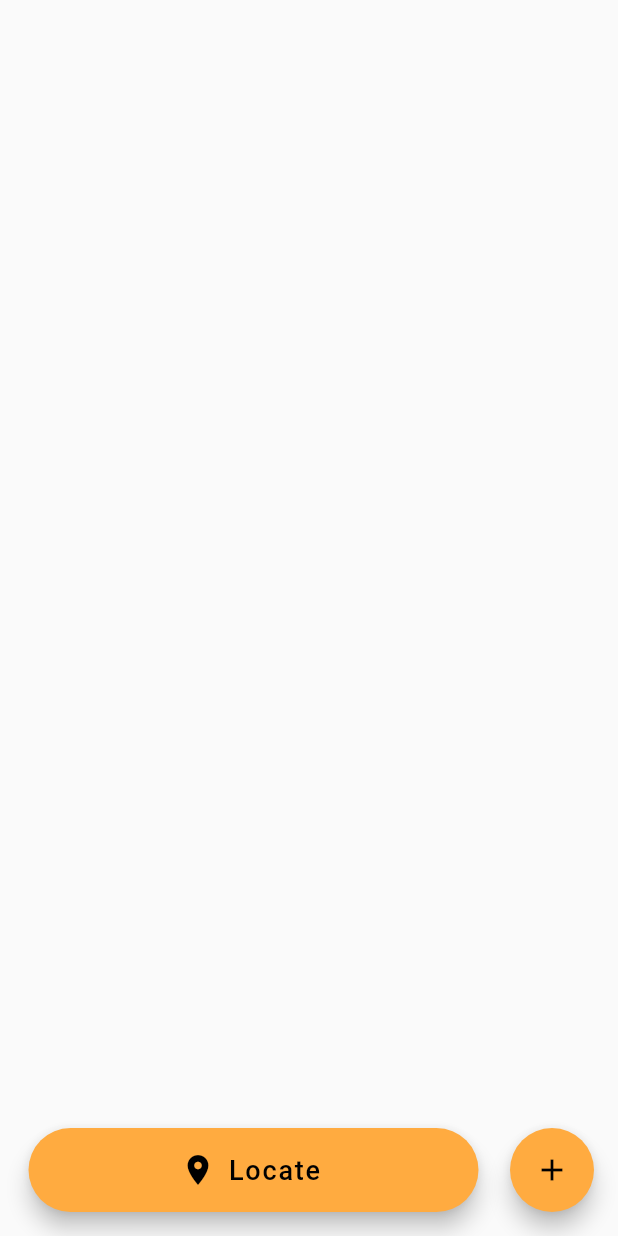
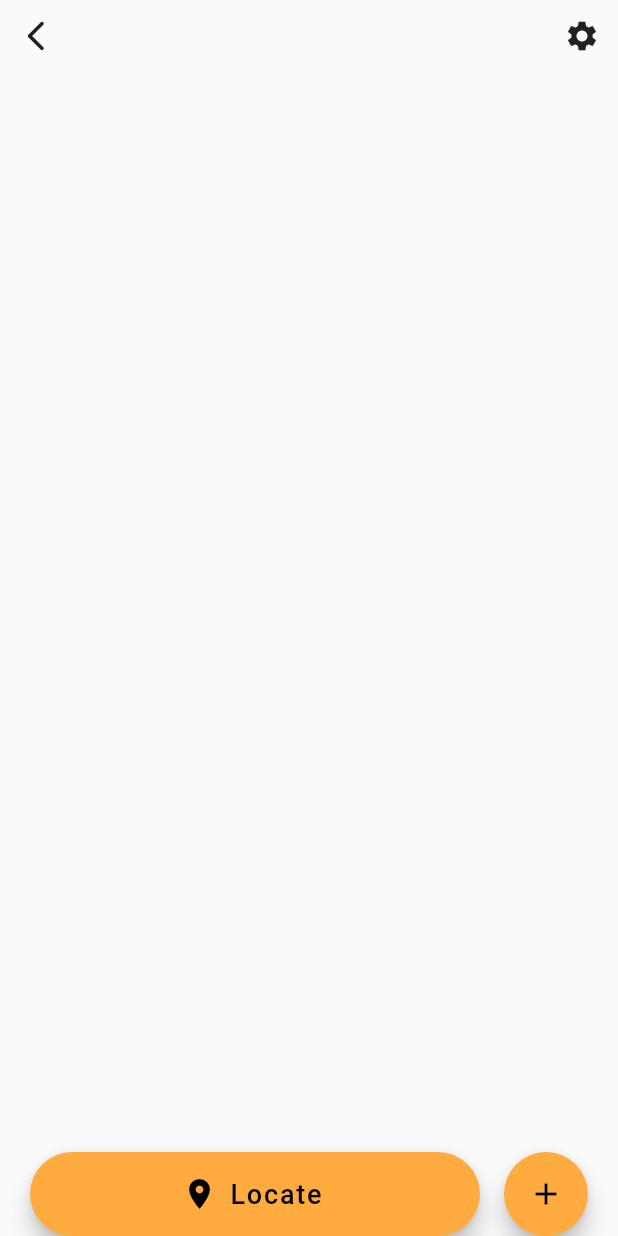
Before and after one commit to Skyluker4/HackathonSpring2023, a Flutter app: the screen it shows after launch, on a phone screen of 412 x 824 dp. Run offline on Flutter 3.47's test engine with Material 2 defaults, Android fonts, the phone set to English and light mode, and no system bars.

Commit message:
Fixed icons

```diff
--- a/hackathon/lib/main.dart
+++ b/hackathon/lib/main.dart
@@ -81,27 +81,46 @@ class _MyHomePageState extends State<MyHomePage> {
     // than having to individually change instances of widgets.
     return Scaffold(
         appBar: null,
-      // Two buttons in the same row
-      // Buttons are aligned to the left and right of the screen
-      floatingActionButton: Row(
+        // The body is defined as a SafeArea
+        body: SafeArea(
+          // Two rows are defined
+          child: Column(
+            mainAxisAlignment: MainAxisAlignment.spaceBetween,
+            // The first row is defined as a Row
+            // It contains a Text widget and a IconButton
+            children: [
+              // First row is aligned to the top of the SafeArea
+              Row(
+                mainAxisAlignment: MainAxisAlignment.spaceBetween,
+                children: [
+                  IconButton(
+                    icon: const Icon(Icons.arrow_back_ios_new_rounded),
+                    onPressed: () {},
+                  ),
+                  IconButton(
+                    icon: const Icon(Icons.settings),
+                    onPressed: () {},
+                  ),
+                ],
+              ),
+              // The second row is aligned to the bottom of the SafeArea
+              Row(
                 mainAxisAlignment: MainAxisAlignment.spaceBetween,
                 children: <Widget>[
-          // Reset button
-          // Aligns the button to the left with a padding of 35
+                  // Locate button aligned to the bottom left
                   Align(
                     alignment: Alignment.bottomLeft,
                     child: Padding(
-              padding: const EdgeInsets.only(left: 35),
+                      padding: const EdgeInsets.only(left: 20),
                       // SizedBox is used to set the size of the button
                       child: SizedBox(
-                // The height of the button is 56
                         height: 56,
-                // The width of the button is constrained to the increment button
+                        // MediaQuery is used to get the width of the screen
+                        // and subtract 112 to get the width of the button
                         width: MediaQuery.of(context).size.width - 112,
+                        // extended is used to make the button wider
                         child: FloatingActionButton.extended(
                           onPressed: _resetCounter,
-                  // The label of the button is 'Locate'
-                  // The font size of the label is 20
                           label: const Text(
                             'Locate',
                             style: TextStyle(fontSize: 18),
@@ -111,17 +130,22 @@ class _MyHomePageState extends State<MyHomePage> {
                       ),
                     ),
                   ),
-          // Increment button
-          // Aligns the button to the right of the screen
+                  // Add button aligned to the bottom right
                   Align(
                     alignment: Alignment.bottomRight,
+                    child: Padding(
+                      padding: const EdgeInsets.only(right: 20),
+                      // Simple button
                       child: FloatingActionButton(
                         onPressed: _incrementCounter,
                         child: const Icon(Icons.add),
                       ),
                     ),
+                  ),
                 ],
-      ), // This trailing comma makes auto-formatting nicer for build methods.
-    );
+              ),
+            ],
+          ),
+        ));
   }
 }
```
Lines whose indentation alone changed are shown as unchanged.
